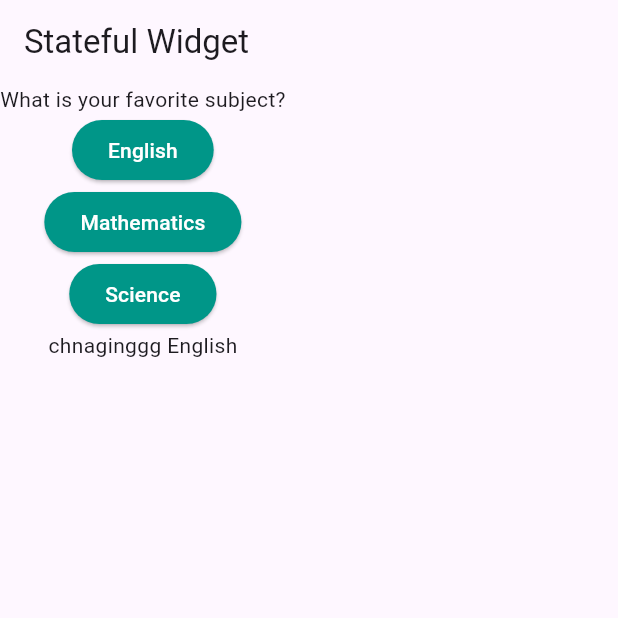
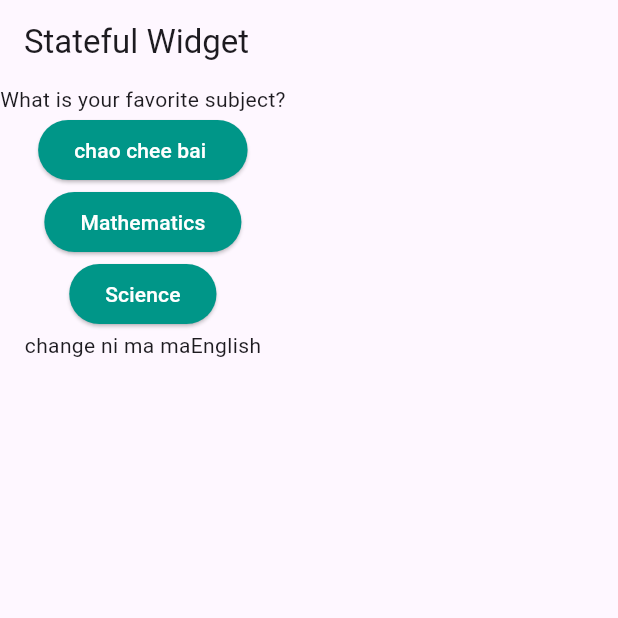
Before and after one commit to xuennon/FYP-25-S2-09, a Flutter app: the screen it shows after launch, on a phone screen of 412 x 824 dp, the top half of it. Run offline on Flutter 3.47's test engine with Material 3 defaults, Android fonts, the phone set to English and light mode, and no system bars.

Commit message:
i change the mama

```diff
--- a/wise_workout_app/lib/main.dart
+++ b/wise_workout_app/lib/main.dart
@@ -12,9 +12,7 @@ class MyApp extends StatelessWidget {
   Widget build(BuildContext context) {
     return MaterialApp(
       home: Scaffold(
-        appBar: AppBar(
-          title: const Text('Stateful Widget'),
-        ),
+        appBar: AppBar(title: const Text('Stateful Widget')),
         body: Column(
           children: [
             const Text('What is your favorite subject?'),
@@ -24,7 +22,7 @@ class MyApp extends StatelessWidget {
                 foregroundColor: Colors.white,
               ),
               onPressed: () => subject = 'English',
-              child: const Text('English'),
+              child: const Text('chao chee bai '),
             ),
             ElevatedButton(
               style: ElevatedButton.styleFrom(
@@ -42,7 +40,7 @@ class MyApp extends StatelessWidget {
               onPressed: () => subject = 'Science',
               child: const Text('Science'),
             ),
-            Text('chnaginggg ' + subject),
+            Text('change ni ma ma' + subject),
           ],
         ),
       ),
```
